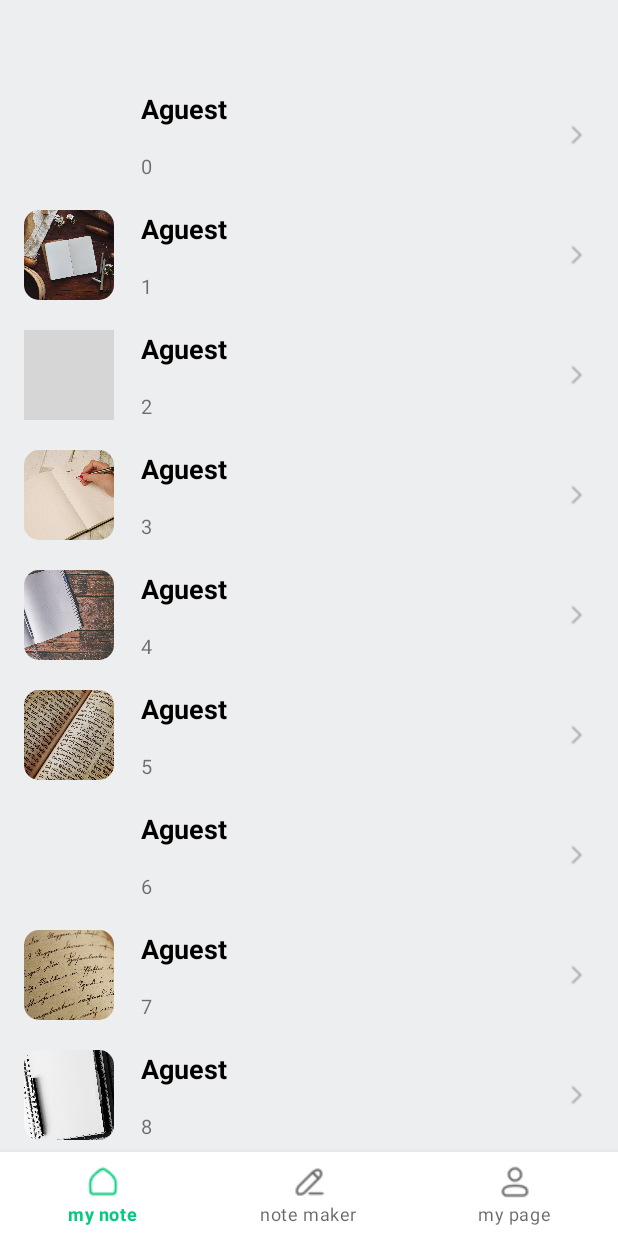
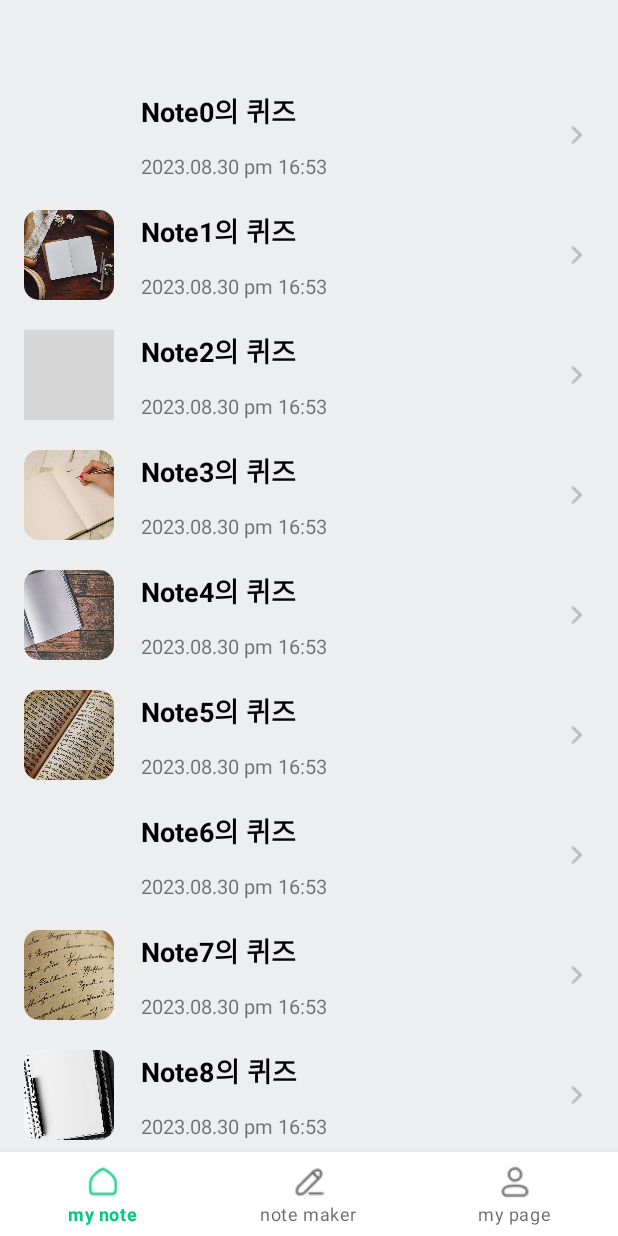
Before and after one commit to SumNote/SumNote-Android, an Android app: the AllQuizFragment screen opened through its navigation route, on a phone screen of 412 x 824 dp. Run offline under Robolectric (Android 15) with nearby library versions, the phone set to English and light mode, and no system bars; our stand-ins replace navigation-ui; libraries missing offline, so code that uses them is left out: com.kakao.sdk; pictures from the network do not load; 2 statements that could not run were skipped; grey boxes are pictures that could not be loaded.

Commit message:
퀴즈 리스트, 전체 퀴즈 리스트 디자인 및 클래스 변경

```diff
--- a/app/src/main/java/com/example/sumnote/ui/MyNote/MyNoteFragment.kt
+++ b/app/src/main/java/com/example/sumnote/ui/MyNote/MyNoteFragment.kt
@@ -126,7 +126,7 @@ class MyNoteFragment : Fragment(){
         quizList = ArrayList<QuizListItem>()
         //data class QuizItem constructor(var id:Int, var date:Int, var month:Int)
         for(i in 0 until 10){
-            quizList.add(QuizListItem(i, 14+i,"Aguest"))
+            quizList.add(QuizListItem(i, "노트$i"+"의 퀴즈","2023.08.30 pm 16:53"))
         }
 
         quizRecyclerViewAdapter = QuizRecyclerViewAdapter(quizList, LayoutInflater.from(this.context), object: QuizRecyclerViewAdapter.OnItemClickListener {
--- a/app/src/main/java/com/example/sumnote/ui/Quiz/AllQuizFragment.kt
+++ b/app/src/main/java/com/example/sumnote/ui/Quiz/AllQuizFragment.kt
@@ -32,7 +32,7 @@ class AllQuizFragment : Fragment() {
         var quizList = ArrayList<QuizListItem>()
         //data class NoteItem constructor(var id:Int, var title:String, var generatedDate:String)
         for(i in 0 until 10){
-            quizList.add(QuizListItem(i, i,"Aguest"))
+            quizList.add(QuizListItem(i, "Note$i"+"의 퀴즈","2023.08.30 pm 16:53"))
         }
 
         Log.d("debug!","#3")
--- a/app/src/main/java/com/example/sumnote/ui/Quiz/AllQuizRecyclerViewAdapter.kt
+++ b/app/src/main/java/com/example/sumnote/ui/Quiz/AllQuizRecyclerViewAdapter.kt
@@ -28,15 +28,15 @@ class AllQuizRecyclerViewAdapter(
         //노트 이미지
         val noteImage : ImageView
         //노트 값들
-        val month : TextView
-        val date : TextView
+        val allQuizTitle : TextView
+        val allQuizGenDate : TextView
         //어댑터가 만들어지면 각 뷰의 값 초기화
         //3. init블럭 호출 => title과 generatedDate 텍스트 뷰가 세팅됨
         init {
             noteImage = itemView.findViewById(R.id.imgView_quiz)
             //생성한 노트 값들
-            month = itemView.findViewById(R.id.txt_all_quiz_gen_month)
-            date = itemView.findViewById(R.id.txt_all_quiz_gen_date)
+            allQuizTitle = itemView.findViewById(R.id.txt_all_quiz_title)
+            allQuizGenDate = itemView.findViewById(R.id.txt_all_quiz_gen_date)
 
             //각 아이템 클릭에 대한 이벤트 달기
             //intent 활용하여 페이지 변환하는 부분 작성할 것
@@ -66,8 +66,8 @@ class AllQuizRecyclerViewAdapter(
     // 4. 세팅해둔 텍스트뷰에 값 채워줌
     override fun onBindViewHolder(holder: ViewHoler, position: Int) {
         //홀더(위에서 생성한 홀더)에 값 할당
-        holder.month.text = itemList[position].month
-        holder.date.text = itemList[position].date.toString()
+        holder.allQuizTitle.text = itemList[position].quizTitle
+        holder.allQuizGenDate.text = itemList[position].genDate
 
         //이미지는 position에 해당하는 값으로
         // 이미지의 리소스 ID 얻어오기
--- a/app/src/main/java/com/example/sumnote/ui/Quiz/QuizListItem.kt
+++ b/app/src/main/java/com/example/sumnote/ui/Quiz/QuizListItem.kt
@@ -1,3 +1,3 @@
 package com.example.sumnote.ui.Quiz
 
-data class QuizListItem constructor(var id:Int, var date:Int, var month:String)
+data class QuizListItem constructor(var id:Int, var quizTitle:String, var genDate :String)
--- a/app/src/main/java/com/example/sumnote/ui/Quiz/QuizRecyclerViewAdapter.kt
+++ b/app/src/main/java/com/example/sumnote/ui/Quiz/QuizRecyclerViewAdapter.kt
@@ -29,15 +29,15 @@ class QuizRecyclerViewAdapter(
         //퀴즈 이미지
         val quizImage : ImageView
         //노트 값들
-        val date : TextView
-        val month : TextView
+        val quizTitle : TextView
+        val genData : TextView
         //어댑터가 만들어지면 각 뷰의 값 초기화
         //3. init블럭 호출 => title과 generatedDate 텍스트 뷰가 세팅됨
         init {
             quizImage = itemView.findViewById(R.id.imgView_quiz)
             //생성할 퀴즈 값들
-            date = itemView.findViewById(R.id.txt_quiz_date)
-            month = itemView.findViewById(R.id.txt_quiz_month)
+            quizTitle = itemView.findViewById(R.id.txt_quiz_title)
+            genData = itemView.findViewById(R.id.txt_quiz_gen_data)
 
             //각 아이템 클릭에 대한 이벤트 달기
             itemView.setOnClickListener{
@@ -72,8 +72,8 @@ class QuizRecyclerViewAdapter(
     // 4. 세팅해둔 텍스트뷰에 값 채워줌
     override fun onBindViewHolder(holder: ViewHoler, position: Int) {
         //홀더(위에서 생성한 홀더)에 값 할당
-        holder.date.text = itemList[position].date.toString()
-        holder.month.text = itemList[position].month
+        holder.quizTitle.text = itemList[position].quizTitle
+        holder.genData.text = itemList[position].genDate
 
         //이미지는 position에 해당하는 값으로
         // 이미지의 리소스 ID 얻어오기
--- a/app/src/main/res/layout/all_quiz_list_item.xml
+++ b/app/src/main/res/layout/all_quiz_list_item.xml
@@ -38,7 +38,7 @@
         </androidx.cardview.widget.CardView>
 
         <TextView
-            android:id="@+id/txt_all_quiz_gen_month"
+            android:id="@+id/txt_all_quiz_title"
             android:layout_width="wrap_content"
             android:layout_height="wrap_content"
             android:layout_gravity="bottom"
@@ -62,7 +62,7 @@
             android:textSize="13dp"
             app:layout_constraintBottom_toBottomOf="parent"
             app:layout_constraintStart_toEndOf="@+id/cardView2"
-            app:layout_constraintTop_toBottomOf="@+id/txt_all_quiz_gen_month"
+            app:layout_constraintTop_toBottomOf="@+id/txt_all_quiz_title"
             app:layout_constraintVertical_bias="1.0" />
 
         <ImageView
--- a/app/src/main/res/layout/quiz_list_item.xml
+++ b/app/src/main/res/layout/quiz_list_item.xml
@@ -36,7 +36,7 @@
                 app:srcCompat="@drawable/img_note_3" />
 
             <TextView
-                android:id="@+id/txt_quiz_date"
+                android:id="@+id/txt_quiz_title"
                 android:layout_width="wrap_content"
                 android:layout_height="wrap_content"
                 android:layout_marginTop="16dp"
@@ -50,7 +50,7 @@
                 app:layout_constraintTop_toTopOf="parent" />
 
             <TextView
-                android:id="@+id/txt_quiz_month"
+                android:id="@+id/txt_quiz_gen_data"
                 android:layout_width="wrap_content"
                 android:layout_height="wrap_content"
                 android:layout_gravity="bottom"
@@ -61,7 +61,7 @@
                 android:textStyle="bold"
                 app:layout_constraintBottom_toBottomOf="parent"
                 app:layout_constraintStart_toStartOf="@+id/imgView_quiz"
-                app:layout_constraintTop_toBottomOf="@+id/txt_quiz_date"
+                app:layout_constraintTop_toBottomOf="@+id/txt_quiz_title"
                 app:layout_constraintVertical_bias="0.0" />
 
         </androidx.constraintlayout.widget.ConstraintLayout>
```
